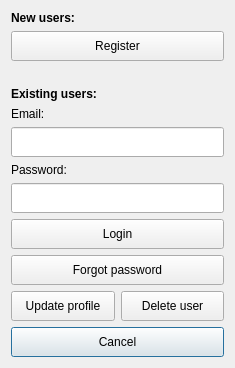
This is LDMP/gui/DlgSettings.ui in ConservationInternational/trends.earth as Qt 5 draws it before an edit. The edited form follows.
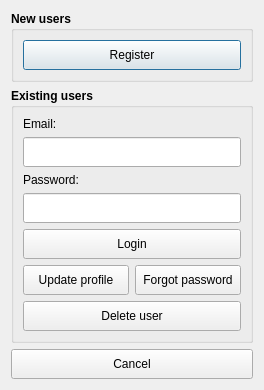
This is the edited form.

```diff
--- a/LDMP/gui/DlgSettings.ui
+++ b/LDMP/gui/DlgSettings.ui
@@ -6,8 +6,8 @@
    <rect>
     <x>0</x>
     <y>0</y>
-    <width>235</width>
-    <height>366</height>
+    <width>264</width>
+    <height>390</height>
    </rect>
   </property>
   <property name="sizePolicy">
@@ -19,21 +19,44 @@
   <property name="windowTitle">
    <string>Settings</string>
   </property>
-  <layout class="QGridLayout" name="gridLayout">
-   <item row="11" column="0" colspan="2">
-    <widget class="QPushButton" name="cancel">
+  <layout class="QVBoxLayout" name="verticalLayout_3">
+   <item>
+    <widget class="QGroupBox" name="groupBox">
+     <property name="font">
+      <font>
+       <weight>75</weight>
+       <bold>true</bold>
+      </font>
+     </property>
+     <property name="title">
+      <string>New users</string>
+     </property>
+     <layout class="QVBoxLayout" name="verticalLayout">
+      <item>
+       <widget class="QPushButton" name="register_user">
      <property name="minimumSize">
       <size>
        <width>0</width>
        <height>30</height>
       </size>
      </property>
+        <property name="font">
+         <font>
+          <weight>50</weight>
+          <bold>false</bold>
+         </font>
+        </property>
      <property name="text">
-      <string>Cancel</string>
+         <string>Register</string>
      </property>
     </widget>
    </item>
-   <item row="2" column="0">
+     </layout>
+     <zorder>register_user</zorder>
+     <zorder>register_user</zorder>
+    </widget>
+   </item>
+   <item>
     <spacer name="verticalSpacer">
      <property name="orientation">
       <enum>Qt::Vertical</enum>
@@ -44,12 +67,26 @@
      <property name="sizeHint" stdset="0">
       <size>
        <width>20</width>
-       <height>20</height>
+       <height>0</height>
       </size>
      </property>
     </spacer>
    </item>
-   <item row="4" column="0">
+   <item>
+    <widget class="QGroupBox" name="groupBox_2">
+     <property name="font">
+      <font>
+       <weight>75</weight>
+       <bold>true</bold>
+      </font>
+     </property>
+     <property name="title">
+      <string>Existing users</string>
+     </property>
+     <layout class="QVBoxLayout" name="verticalLayout_4">
+      <item>
+       <layout class="QVBoxLayout" name="verticalLayout_2">
+        <item>
     <widget class="QLabel" name="label_2">
      <property name="sizePolicy">
       <sizepolicy hsizetype="Preferred" vsizetype="Minimum">
@@ -57,51 +94,18 @@
        <verstretch>0</verstretch>
       </sizepolicy>
      </property>
+          <property name="font">
+           <font>
+            <weight>50</weight>
+            <bold>false</bold>
+           </font>
+          </property>
      <property name="text">
       <string>Email:</string>
      </property>
     </widget>
    </item>
-   <item row="6" column="0">
-    <widget class="QLabel" name="label">
-     <property name="sizePolicy">
-      <sizepolicy hsizetype="Preferred" vsizetype="Minimum">
-       <horstretch>0</horstretch>
-       <verstretch>0</verstretch>
-      </sizepolicy>
-     </property>
-     <property name="text">
-      <string>Password:</string>
-     </property>
-    </widget>
-   </item>
-   <item row="10" column="1">
-    <widget class="QPushButton" name="delete_user">
-     <property name="minimumSize">
-      <size>
-       <width>0</width>
-       <height>30</height>
-      </size>
-     </property>
-     <property name="text">
-      <string>Delete user</string>
-     </property>
-    </widget>
-   </item>
-   <item row="1" column="0" colspan="2">
-    <widget class="QPushButton" name="register_user">
-     <property name="minimumSize">
-      <size>
-       <width>0</width>
-       <height>30</height>
-      </size>
-     </property>
-     <property name="text">
-      <string>Register</string>
-     </property>
-    </widget>
-   </item>
-   <item row="5" column="0" colspan="2">
+        <item>
     <widget class="QLineEdit" name="email">
      <property name="minimumSize">
       <size>
@@ -114,39 +118,26 @@
      </property>
     </widget>
    </item>
-   <item row="9" column="0" colspan="2">
-    <widget class="QPushButton" name="forgot_pwd">
+        <item>
+         <widget class="QLabel" name="label">
      <property name="sizePolicy">
-      <sizepolicy hsizetype="Minimum" vsizetype="Fixed">
+           <sizepolicy hsizetype="Preferred" vsizetype="Minimum">
        <horstretch>0</horstretch>
        <verstretch>0</verstretch>
       </sizepolicy>
      </property>
-     <property name="minimumSize">
-      <size>
-       <width>0</width>
-       <height>30</height>
-      </size>
+          <property name="font">
+           <font>
+            <weight>50</weight>
+            <bold>false</bold>
+           </font>
      </property>
      <property name="text">
-      <string>Forgot password</string>
+           <string>Password:</string>
      </property>
     </widget>
    </item>
-   <item row="10" column="0">
-    <widget class="QPushButton" name="update_profile">
-     <property name="minimumSize">
-      <size>
-       <width>0</width>
-       <height>30</height>
-      </size>
-     </property>
-     <property name="text">
-      <string>Update profile</string>
-     </property>
-    </widget>
-   </item>
-   <item row="7" column="0" colspan="2">
+        <item>
     <widget class="QLineEdit" name="password">
      <property name="minimumSize">
       <size>
@@ -159,45 +150,30 @@
      </property>
     </widget>
    </item>
-   <item row="0" column="0">
-    <widget class="QLabel" name="label_3">
-     <property name="sizePolicy">
-      <sizepolicy hsizetype="Preferred" vsizetype="Minimum">
-       <horstretch>0</horstretch>
-       <verstretch>0</verstretch>
-      </sizepolicy>
-     </property>
-     <property name="font">
-      <font>
-       <weight>75</weight>
-       <bold>true</bold>
-      </font>
-     </property>
-     <property name="text">
-      <string>New users:</string>
-     </property>
-    </widget>
-   </item>
-   <item row="3" column="0">
-    <widget class="QLabel" name="label_4">
-     <property name="sizePolicy">
-      <sizepolicy hsizetype="Preferred" vsizetype="Minimum">
-       <horstretch>0</horstretch>
-       <verstretch>0</verstretch>
-      </sizepolicy>
+       </layout>
+      </item>
+      <item>
+       <layout class="QGridLayout" name="gridLayout_2">
+        <item row="1" column="0">
+         <widget class="QPushButton" name="update_profile">
+          <property name="minimumSize">
+           <size>
+            <width>0</width>
+            <height>30</height>
+           </size>
      </property>
      <property name="font">
       <font>
-       <weight>75</weight>
-       <bold>true</bold>
+            <weight>50</weight>
+            <bold>false</bold>
       </font>
      </property>
      <property name="text">
-      <string>Existing users:</string>
+           <string>Update profile</string>
      </property>
     </widget>
    </item>
-   <item row="8" column="0" colspan="2">
+        <item row="0" column="0" colspan="2">
     <widget class="QPushButton" name="login">
      <property name="minimumSize">
       <size>
@@ -205,11 +181,96 @@
        <height>30</height>
       </size>
      </property>
+          <property name="font">
+           <font>
+            <weight>50</weight>
+            <bold>false</bold>
+           </font>
+          </property>
      <property name="text">
       <string>Login</string>
      </property>
     </widget>
    </item>
+        <item row="1" column="1">
+         <widget class="QPushButton" name="forgot_pwd">
+          <property name="sizePolicy">
+           <sizepolicy hsizetype="Minimum" vsizetype="Fixed">
+            <horstretch>0</horstretch>
+            <verstretch>0</verstretch>
+           </sizepolicy>
+          </property>
+          <property name="minimumSize">
+           <size>
+            <width>0</width>
+            <height>30</height>
+           </size>
+          </property>
+          <property name="font">
+           <font>
+            <weight>50</weight>
+            <bold>false</bold>
+           </font>
+          </property>
+          <property name="text">
+           <string>Forgot password</string>
+          </property>
+         </widget>
+        </item>
+        <item row="2" column="0" colspan="2">
+         <widget class="QPushButton" name="delete_user">
+          <property name="minimumSize">
+           <size>
+            <width>0</width>
+            <height>30</height>
+           </size>
+          </property>
+          <property name="font">
+           <font>
+            <weight>50</weight>
+            <bold>false</bold>
+           </font>
+          </property>
+          <property name="text">
+           <string>Delete user</string>
+          </property>
+         </widget>
+        </item>
+       </layout>
+      </item>
+     </layout>
+    </widget>
+   </item>
+   <item>
+    <spacer name="verticalSpacer_2">
+     <property name="orientation">
+      <enum>Qt::Vertical</enum>
+     </property>
+     <property name="sizeHint" stdset="0">
+      <size>
+       <width>20</width>
+       <height>0</height>
+      </size>
+     </property>
+    </spacer>
+   </item>
+   <item>
+    <layout class="QGridLayout" name="gridLayout">
+     <item row="3" column="0" colspan="2">
+      <widget class="QPushButton" name="cancel">
+       <property name="minimumSize">
+        <size>
+         <width>0</width>
+         <height>30</height>
+        </size>
+       </property>
+       <property name="text">
+        <string>Cancel</string>
+       </property>
+      </widget>
+     </item>
+    </layout>
+   </item>
   </layout>
  </widget>
  <tabstops>
```
Left out of the diff: 7 changed lines with no effect on the pictures. Lines whose indentation alone changed are shown as unchanged.
